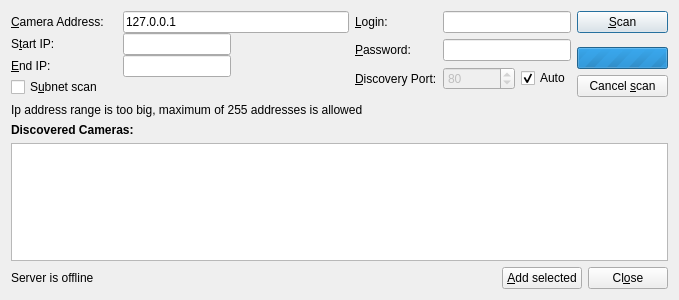
Qt form client/src/ui/dialogs/camera_addition_dialog.ui (networkoptix/nx_open) before a commit.
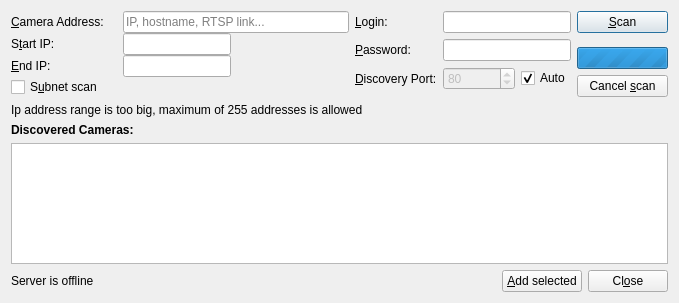
The same form after that commit. Custom widgets are drawn as their Qt base class.

Commit message:
Camera addition dialog: old view with improvements
<==== Mercurial data ====>
Branch: master

The edit to the form file:
```diff
--- a/client/src/ui/dialogs/camera_addition_dialog.ui
+++ b/client/src/ui/dialogs/camera_addition_dialog.ui
@@ -7,7 +7,7 @@
     <x>0</x>
     <y>0</y>
     <width>679</width>
-    <height>300</height>
+    <height>303</height>
    </rect>
   </property>
   <property name="sizePolicy">
@@ -51,7 +51,10 @@
          <item row="0" column="1">
           <widget class="QLineEdit" name="cameraIpLineEdit">
            <property name="text">
-            <string notr="true">127.0.0.1</string>
+            <string notr="true"/>
+           </property>
+           <property name="placeholderText">
+            <string>IP, hostname, RTSP link...</string>
            </property>
           </widget>
          </item>
```
Left out of the diff: 3 changed lines with no effect on the pictures. The commit also changes 2 other files.
